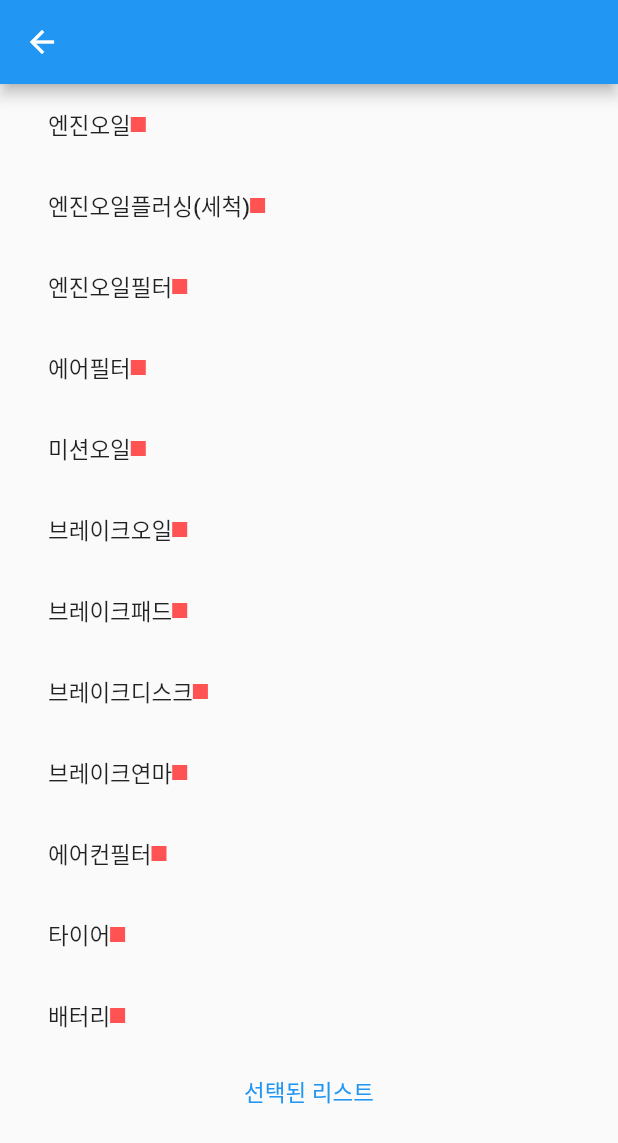
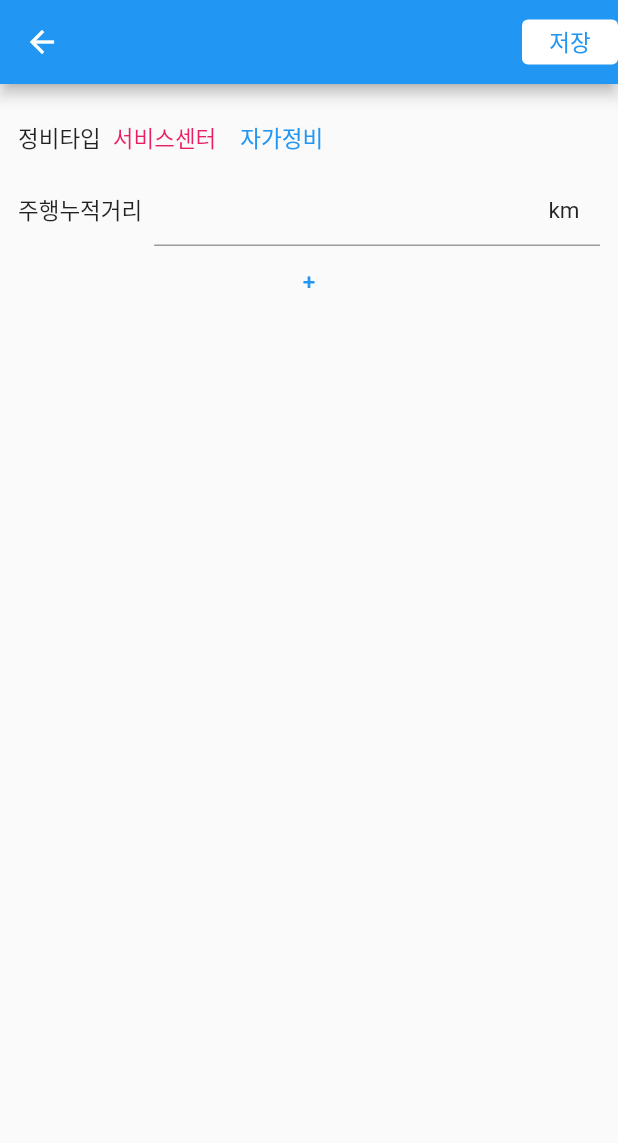
Before and after one commit to flxh4894/my_car_in_phone, a Flutter app: the RepairItemListPage screen opened directly, after a tap on "선택된 리스트", on a phone screen of 412 x 824 dp. Shown: the top 1143 px of the screen. Run offline on Flutter 3.47's test engine with Material 2 defaults, Android fonts, the phone set to English and light mode, and no system bars; our stand-ins replace flutter_riverpod, freezed_annotation, riverpod_annotation, table_calendar; generated files the repository leaves out were written again.

Commit message:
정비목록 생성 추가

```diff
--- a/lib/routes/routes.dart
+++ b/lib/routes/routes.dart
@@ -3,11 +3,12 @@ import 'dart:developer';
 import 'package:flutter/material.dart';
 import 'package:my_car_in_phone/splash.dart';
 import 'package:my_car_in_phone/views/calendar.dart';
+import 'package:my_car_in_phone/views/create_info.dart';
 import 'package:my_car_in_phone/views/home.dart';
-import 'package:my_car_in_phone/views/repar_item_list.dart';
+import 'package:my_car_in_phone/views/repair_item_list.dart';
 
 // Route Enum
-enum RouteEnum { splash, home, menu, test, calendar, list }
+enum RouteEnum { splash, home, menu, test, calendar, list, createRepair }
 
 extension RouteEnumExtension on RouteEnum {
   String get path => toString();
@@ -19,7 +20,7 @@ extension RouteEnumParser on String? {
 }
 
 /// Route Enum Path 에 따라 이동할 페이지 분기
-Widget getRouteWidget(RouteEnum route) {
+Widget getRouteWidget(RouteEnum route, Object? args) {
   switch (route) {
     case RouteEnum.splash:
       return SplashPage();
@@ -32,7 +33,9 @@ Widget getRouteWidget(RouteEnum route) {
     case RouteEnum.calendar:
       return CalendarPage();
     case RouteEnum.list:
-      return RepairItemListPage();
+      return const RepairItemListPage();
+    case RouteEnum.createRepair:
+      return const CreateInfoPage();
   }
 }
 
@@ -47,9 +50,11 @@ PageRoute packRoute(RouteSettings settings) {
     log("args :: $args");
     switch (route) {
       case RouteEnum.home:
-        return FadeOutRoute(page: getRouteWidget(route), name: route.path);
+        return FadeOutRoute(
+            page: getRouteWidget(route, args), name: route.path);
       default:
-        return SlideRightRoute(page: getRouteWidget(route), name: route.path);
+        return SlideRightRoute(
+            page: getRouteWidget(route, args), name: route.path);
     }
   } on Exception catch (e) {
     log("settings.name 이 없는 경우 :: $e");
--- /dev/null
+++ b/lib/states/parts_state.dart
@@ -0,0 +1,82 @@
+import 'package:flutter/material.dart';
+import 'package:freezed_annotation/freezed_annotation.dart';
+import 'package:my_car_in_phone/models/enum/part_type_enum.dart';
+import 'package:riverpod_annotation/riverpod_annotation.dart';
+
+part 'parts_state.freezed.dart';
+part 'parts_state.g.dart';
+
+// 정비 Type 정의
+enum RepairTypeEnum { shop, self }
+
+///
+/// Part State Model 정의
+///
+@freezed
+class Part with _$Part {
+  factory Part({
+    required PartTypeEnum partType,
+    required bool flag,
+    required TextEditingController memo,
+    required TextEditingController price,
+  }) = _Part;
+}
+
+///
+/// Parts State
+///
+@riverpod
+class Parts extends _$Parts {
+  @override
+  List<Part> build() {
+    return PartTypeEnum.values
+        .map(
+          (e) => Part(
+            partType: e,
+            flag: false,
+            memo: TextEditingController(),
+            price: TextEditingController(),
+          ),
+        )
+        .toList();
+  }
+
+  void updateFlag(int idx) {
+    state[idx] = state[idx].copyWith(flag: !state[idx].flag);
+    state = [...state];
+  }
+}
+
+///
+/// Parts 에서 Flag가 True인 리스트
+/// Selected Parts
+///
+@riverpod
+List<Part> selectedParts(SelectedPartsRef ref) {
+  return ref
+      .watch(partsProvider)
+      .where((element) => element.flag == true)
+      .toList();
+}
+
+///
+/// 정비 타입 State
+///
+@riverpod
+class RepairType extends _$RepairType {
+  @override
+  RepairTypeEnum build() {
+    return RepairTypeEnum.shop;
+  }
+}
+
+///
+/// 주행거리 State
+///
+@riverpod
+class Distance extends _$Distance {
+  @override
+  TextEditingController build() {
+    return TextEditingController();
+  }
+}
--- /dev/null
+++ b/lib/views/create_info.dart
@@ -0,0 +1,220 @@
+import 'package:flutter/material.dart';
+import 'package:flutter_riverpod/flutter_riverpod.dart';
+import 'package:my_car_in_phone/models/enum/part_type_enum.dart';
+import 'package:my_car_in_phone/states/parts_state.dart';
+import 'package:my_car_in_phone/utils/logger.dart';
+
+/// 정비 관련 정보 페이지
+class CreateInfoPage extends ConsumerWidget {
+  const CreateInfoPage({
+    super.key,
+  });
+
+  @override
+  Widget build(BuildContext context, WidgetRef ref) {
+    return Scaffold(
+      appBar: AppBar(
+        actions: [
+          Center(
+            child: SizedBox(
+              height: 30,
+              child: TextButton(
+                onPressed: () {
+                  logWarning(ref.read(repairTypeProvider));
+                  logError(
+                    ref.watch(distanceProvider).text.isEmpty
+                        ? 0
+                        : ref.watch(distanceProvider).text,
+                  );
+                  ref.read(selectedPartsProvider).forEach((element) {
+                    logInfo("${element.partType} ${element.price.text}");
+                  });
+                },
+                style: TextButton.styleFrom(
+                  padding: EdgeInsets.zero,
+                  backgroundColor: Colors.white,
+                ),
+                child: const Text("저장"),
+              ),
+            ),
+          ),
+        ],
+      ),
+      body: SingleChildScrollView(
+        child: Padding(
+          padding: const EdgeInsets.all(12.0),
+          child: Column(
+            children: [
+              const _TypeRow(),
+              Row(
+                children: [
+                  Container(
+                    margin: const EdgeInsets.only(right: 8),
+                    child: const Text("주행누적거리"),
+                  ),
+                  Expanded(
+                    child: TextFormField(
+                      keyboardType: TextInputType.number,
+                      decoration: InputDecoration(
+                        isDense: true,
+                        suffixIcon: Container(
+                          alignment: Alignment.center,
+                          height: 12,
+                          width: 12,
+                          child: const Text("km"),
+                        ),
+                      ),
+                      controller: ref.watch(distanceProvider),
+                    ),
+                  )
+                ],
+              ),
+              const _EachRowArea(),
+              TextButton(
+                onPressed: () {
+                  Navigator.pop(context);
+                },
+                child: const Text("+"),
+              ),
+            ],
+          ),
+        ),
+      ),
+    );
+  }
+}
+
+/// 정비 관련 Row
+class _EachRowArea extends ConsumerWidget {
+  const _EachRowArea();
+  @override
+  Widget build(BuildContext context, WidgetRef ref) {
+    final List<Part> list = ref.watch(selectedPartsProvider);
+    return SingleChildScrollView(
+      child: Column(
+        children: [
+          for (Part i in list)
+            ItemWidget(
+              index: list.indexOf(i),
+              memo: i.memo,
+              money: i.price,
+              type: i.partType.text,
+            ),
+        ],
+      ),
+    );
+  }
+}
+
+class ItemWidget extends ConsumerWidget {
+  const ItemWidget({
+    required this.index,
+    required this.memo,
+    required this.money,
+    required this.type,
+    super.key,
+  });
+
+  final int index;
+  final String type;
+  final TextEditingController memo;
+  final TextEditingController money;
+
+  @override
+  Widget build(BuildContext context, WidgetRef ref) {
+    return Container(
+      margin: const EdgeInsets.only(top: 20),
+      padding: const EdgeInsets.all(8),
+      child: Row(
+        children: [
+          Container(
+            margin: const EdgeInsets.only(right: 16),
+            child: Text("${index + 1}"),
+          ),
+          Expanded(
+            child: Column(
+              children: [
+                Row(
+                  children: [
+                    Container(
+                      margin: const EdgeInsets.only(right: 8),
+                      child: const Icon(Icons.ac_unit),
+                    ),
+                    Text(type),
+                  ],
+                ),
+                TextFormField(
+                  keyboardType: TextInputType.number,
+                  controller: money,
+                  decoration: InputDecoration(
+                    isDense: true,
+                    contentPadding: const EdgeInsets.symmetric(
+                      vertical: 12,
+                      horizontal: 8,
+                    ),
+                    hintText: "지출금액",
+                    suffixIcon: Container(
+                      width: 12,
+                      height: 12,
+                      alignment: Alignment.center,
+                      child: const Text(
+                        "원",
+                        style: TextStyle(fontSize: 16, color: Colors.black),
+                      ),
+                    ),
+                  ),
+                ),
+                TextFormField(
+                  maxLength: 250,
+                  keyboardType: TextInputType.text,
+                  controller: memo,
+                  style: const TextStyle(
+                    fontSize: 16,
+                    color: Colors.black,
+                  ),
+                  decoration: const InputDecoration(
+                    contentPadding: EdgeInsets.symmetric(
+                      vertical: 12,
+                      horizontal: 8,
+                    ),
+                    hintText: "기타 입력 사항 입력",
+                  ),
+                ),
+              ],
+            ),
+          )
+        ],
+      ),
+    );
+  }
+}
+
+class _TypeRow extends ConsumerWidget {
+  const _TypeRow();
+
+  @override
+  Widget build(BuildContext context, WidgetRef ref) {
+    final RepairTypeEnum type = ref.watch(repairTypeProvider);
+    return Row(
+      children: [
+        const Text("정비타입"),
+        TextButton(
+          style: TextButton.styleFrom(
+            foregroundColor: type == RepairTypeEnum.shop ? Colors.pink : null,
+          ),
+          onPressed: () =>
+              ref.read(repairTypeProvider.notifier).state = RepairTypeEnum.shop,
+          child: const Text("서비스센터"),
+        ),
+        TextButton(
+          onPressed: () =>
+              ref.read(repairTypeProvider.notifier).state = RepairTypeEnum.self,
+          style: TextButton.styleFrom(
+            foregroundColor: type == RepairTypeEnum.self ? Colors.pink : null,
+          ),
+          child: const Text("자가정비"),
+        ),
+      ],
+    );
+  }
+}
--- /dev/null
+++ b/lib/views/repair_item_list.dart
@@ -0,0 +1,74 @@
+import 'package:flutter/material.dart';
+import 'package:flutter_riverpod/flutter_riverpod.dart';
+import 'package:freezed_annotation/freezed_annotation.dart';
+import 'package:my_car_in_phone/models/enum/part_type_enum.dart';
+import 'package:my_car_in_phone/routes/routes.dart';
+import 'package:my_car_in_phone/states/parts_state.dart';
+part 'repair_item_list.freezed.dart';
+
+/// 정비 관련 목록 페이지
+class RepairItemListPage extends ConsumerWidget {
+  const RepairItemListPage({super.key});
+
+  @override
+  Widget build(BuildContext context, WidgetRef ref) {
+    return Scaffold(
+      appBar: AppBar(),
+      body: SingleChildScrollView(
+        child: Column(
+          children: [
+            _RowWidget(),
+            TextButton(
+              onPressed: () {
+                Navigator.pushNamed(
+                  context,
+                  RouteEnum.createRepair.path,
+                );
+              },
+              child: const Text("선택된 리스트"),
+            ),
+          ],
+        ),
+      ),
+    );
+  }
+}
+
+class _RowWidget extends ConsumerWidget {
+  @override
+  Widget build(BuildContext context, WidgetRef ref) {
+    final List<Part> list = ref.watch(partsProvider);
+    return Column(
+      children: [
+        for (Part part in list)
+          MaterialButton(
+            onPressed: () {
+              final int idx = list.indexOf(part);
+              ref.read(partsProvider.notifier).updateFlag(idx);
+            },
+            child: Container(
+              padding: const EdgeInsets.all(16),
+              child: Row(
+                children: [
+                  Text(part.partType.text),
+                  Container(
+                    height: 10,
+                    width: 10,
+                    color: part.flag ? Colors.green : Colors.redAccent,
+                  )
+                ],
+              ),
+            ),
+          )
+      ],
+    );
+  }
+}
+
+@freezed
+class Parts with _$Parts {
+  factory Parts({
+    required PartTypeEnum partType,
+    required bool flag,
+  }) = _Parts;
+}
--- a/lib/views/repar_item_list.dart
+++ /dev/null
@@ -1,113 +0,0 @@
-import 'dart:developer';
-
-import 'package:flutter/material.dart';
-import 'package:flutter_riverpod/flutter_riverpod.dart';
-import 'package:freezed_annotation/freezed_annotation.dart';
-import 'package:my_car_in_phone/models/enum/part_type_enum.dart';
-
-part 'repar_item_list.freezed.dart';
-
-/// 정비 관련 목록 페이지
-class RepairItemListPage extends ConsumerWidget {
-  RepairItemListPage({super.key});
-
-  /// 정비 관련 항목 리스트
-  final List<Parts> parts =
-      PartTypeEnum.values.map((e) => Parts(partType: e, flag: false)).toList();
-
-  /// 선택된 정비 항목 리스트
-  final List<Parts> selectedList = [];
-
-  /// 선택된 항목 리스트 만들기
-  void updateFlag(int idx, PartTypeEnum type, bool flag) {
-    if (flag) {
-      // 추가
-      selectedList.add(parts[idx]);
-    } else {
-      // 삭제
-      selectedList.removeWhere((element) => element.partType == type);
-    }
-  }
-
-  @override
-  Widget build(BuildContext context, WidgetRef ref) {
-    return Scaffold(
-      appBar: AppBar(),
-      body: SingleChildScrollView(
-        child: Column(
-          children: [
-            _RowWidget(
-              parts: parts,
-              callback: updateFlag,
-            ),
-            TextButton(
-              onPressed: () {
-                log(selectedList.toString());
-              },
-              child: const Text("선택된 리스트"),
-            ),
-          ],
-        ),
-      ),
-    );
-  }
-}
-
-class _RowWidget extends StatefulWidget {
-  const _RowWidget({
-    required this.parts,
-    required this.callback,
-  });
-
-  final List<Parts> parts;
-  final Function(int, PartTypeEnum, bool) callback;
-
-  @override
-  State<_RowWidget> createState() => _RowWidgetState();
-}
-
-class _RowWidgetState extends State<_RowWidget> {
-  @override
-  Widget build(BuildContext context) {
-    return Column(
-      children: [
-        for (Parts part in widget.parts)
-          MaterialButton(
-            onPressed: () {
-              final int idx = widget.parts.indexOf(part);
-              final PartTypeEnum type = widget.parts[idx].partType;
-              final bool flag = !widget.parts[idx].flag;
-
-              setState(() {
-                widget.parts[idx] = widget.parts[idx].copyWith(flag: flag);
-                widget.callback(idx, type, flag);
-              });
-            },
-            child: Container(
-              padding: const EdgeInsets.all(16),
-              child: Row(
-                children: [
-                  Text(part.partType.text),
-                  Container(
-                    height: 10,
-                    width: 10,
-                    color: widget.parts[widget.parts.indexOf(part)].flag
-                        ? Colors.green
-                        : Colors.redAccent,
-                  )
-                ],
-              ),
-            ),
-          )
-      ],
-    );
-  }
-}
-
-@freezed
-class Parts with _$Parts {
-  factory Parts({
-    required PartTypeEnum partType,
-    required bool flag,
-  }) = _Parts;
-}
```
